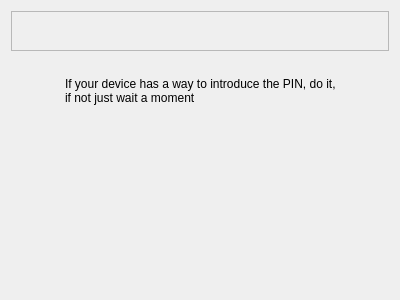
Above: src/wizard/pages/pairing.ui from KDE/bluedevil before the change. Below: the same form after it.
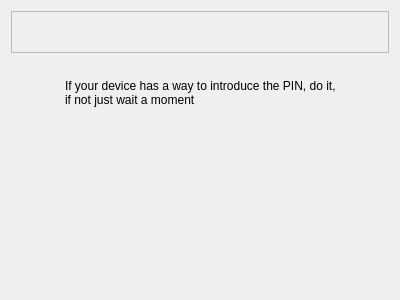
That is the form after the change.

Commit message:
Implemented SSP pairing into the Wizard
This implementation is small and simple, without adding any new string because is intended to be in the stable
release 1.0.2 (we can't be without SSP support... :/)

The edit to the form file:
```diff
--- a/src/wizard/pages/pairing.ui
+++ b/src/wizard/pages/pairing.ui
@@ -38,6 +38,12 @@
       </item>
       <item>
        <widget class="QLabel" name="pinNumber">
+        <property name="minimumSize">
+         <size>
+          <width>22</width>
+          <height>22</height>
+         </size>
+        </property>
         <property name="frameShape">
          <enum>QFrame::NoFrame</enum>
         </property>
```
The commit also changes 6 other files.
